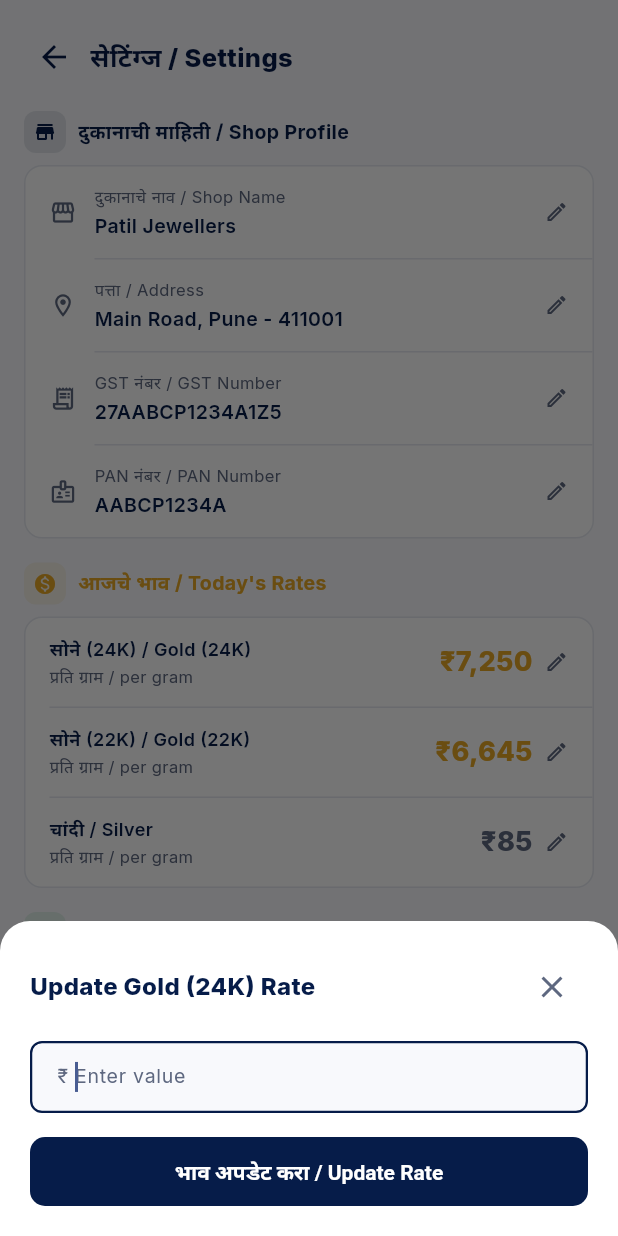
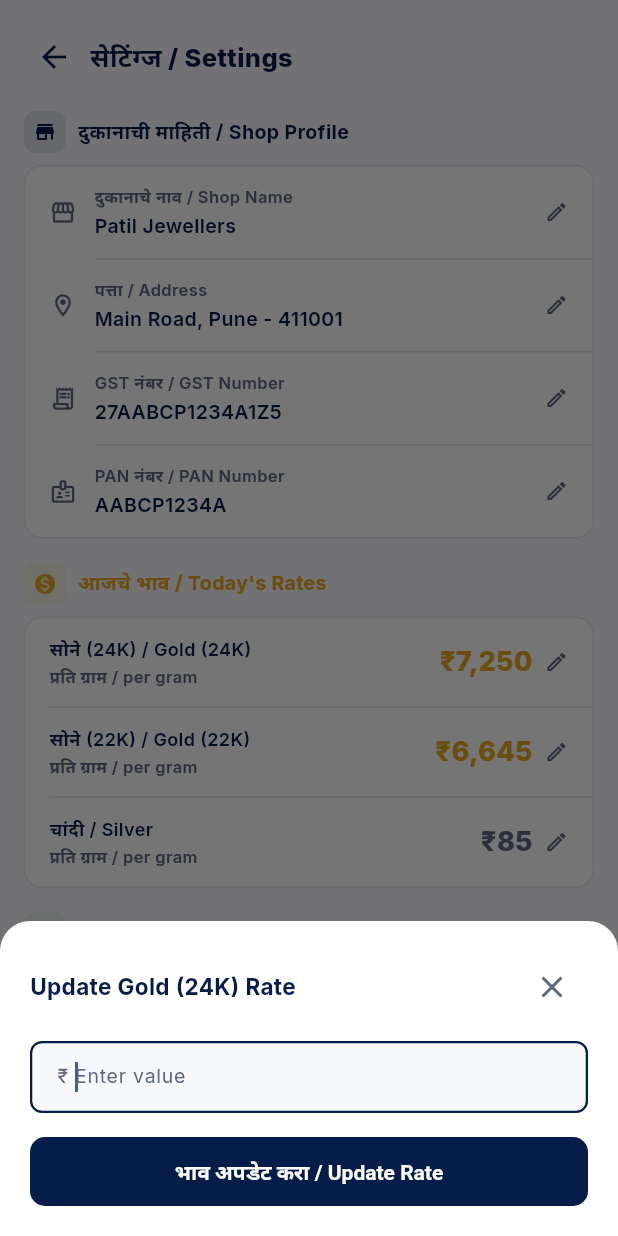
Before and after one commit to mgajapure/Jewellery-ERP, a Flutter app: the SettingsDashboardPage screen opened by its route, after a tap on an icon or button, on a phone screen of 412 x 824 dp. Run offline on Flutter 3.47's test engine with Material 3 defaults, Android fonts, the phone set to English and light mode, and no system bars; our stand-ins replace cached_network_image, dio, equatable, flutter_bloc, flutter_secure_storage, get_it and 7 more; missing offline and left inert: mobile_scanner; accounts and stored records are empty; network calls fail.

Commit message:
refactor: apply AppTextStyles and AppColors across 6 main screens
Replaced all hardcoded TextStyle(fontSize: X) and Color(0xFF...) values
with AppTextStyles and AppColors constants for consistent typography:
- staff_dashboard_page: statLarge, bodyLarge/Small, labelLarge + AppColors
- settings_dashboard_page: bodyMedium, labelLarge, statMedium + AppColors
- dashboard_page: screenTitle, sectionTitle, bodyLarge/Medium/Small, statLarge
- girvi_list_page: screenTitle, bodyLarge/Medium/Small, labelLarge
- customer_list_page: screenTitle, bodyLarge/Medium/Small, labelLarge
- more_page: screenTitle, bodyLarge/Small + AppColors

Feature-specific one-off colors (shadows, status badges, rate indicators)
kept as raw Color values since they are not part of the brand palette.

Co-Authored-By: Claude Sonnet 4.6 <noreply@anthropic.com>
Claude-Session: https://claude.ai/code/session_017AfoR36DvYnMqWnNKQGGxi

```diff
--- a/lib/src/features/settings/pages/settings_dashboard_page.dart
+++ b/lib/src/features/settings/pages/settings_dashboard_page.dart
@@ -1,6 +1,8 @@
 import 'package:flutter/material.dart';
 import 'package:go_router/go_router.dart';
 
+import '../../../core/theme/app_colors.dart';
+import '../../../core/theme/app_text_styles.dart';
 import '../../../core/widgets/app_header.dart';
 import '../theme/settings_colors.dart';
 
@@ -75,14 +77,14 @@ class _SettingsDashboardPageState extends State<SettingsDashboardPage> {
                     icon: Icons.monetization_on_rounded,
                     titleMr: 'आजचे भाव',
                     titleEn: 'Today\'s Rates',
-                    color: const Color(0xFFE7A726),
+                    color: AppColors.gold,
                     children: [
                       _RateTile(
                         labelMr: 'सोने (24K)',
                         labelEn: 'Gold (24K)',
                         value: '₹7,250',
                         unit: 'प्रति ग्राम / per gram',
-                        color: const Color(0xFFE7A726),
+                        color: AppColors.gold,
                         onTap: () => _editRate(context, 'Gold (24K) Rate'),
                       ),
                       _RateTile(
@@ -90,7 +92,7 @@ class _SettingsDashboardPageState extends State<SettingsDashboardPage> {
                         labelEn: 'Gold (22K)',
                         value: '₹6,645',
                         unit: 'प्रति ग्राम / per gram',
-                        color: const Color(0xFFE7A726),
+                        color: AppColors.gold,
                         onTap: () => _editRate(context, 'Gold (22K) Rate'),
                       ),
                       _RateTile(
@@ -98,7 +100,7 @@ class _SettingsDashboardPageState extends State<SettingsDashboardPage> {
                         labelEn: 'Silver',
                         value: '₹85',
                         unit: 'प्रति ग्राम / per gram',
-                        color: const Color(0xFF5E6880),
+                        color: AppColors.muted,
                         onTap: () => _editRate(context, 'Silver Rate'),
                         isLast: true,
                       ),
@@ -109,14 +111,14 @@ class _SettingsDashboardPageState extends State<SettingsDashboardPage> {
                     icon: Icons.percent_rounded,
                     titleMr: 'व्याजदर',
                     titleEn: 'Interest Rates',
-                    color: const Color(0xFF07934A),
+                    color: AppColors.green,
                     children: [
                       _RateTile(
                         labelMr: 'गिर्‍वी व्याज (मासिक)',
                         labelEn: 'Girvi Interest (monthly)',
                         value: '1.5%',
                         unit: 'प्रति महिना / per month',
-                        color: const Color(0xFF07934A),
+                        color: AppColors.green,
                         onTap: () => _editRate(context, 'Girvi Interest Rate'),
                       ),
                       _RateTile(
@@ -124,7 +126,7 @@ class _SettingsDashboardPageState extends State<SettingsDashboardPage> {
                         labelEn: 'Penal Interest',
                         value: '2.0%',
                         unit: 'प्रति महिना / per month',
-                        color: const Color(0xFFE21B2D),
+                        color: AppColors.red,
                         onTap: () => _editRate(context, 'Penal Interest Rate'),
                         isLast: true,
                       ),
@@ -198,7 +200,7 @@ class _SettingsDashboardPageState extends State<SettingsDashboardPage> {
                     icon: Icons.security_rounded,
                     titleMr: 'सुरक्षा',
                     titleEn: 'Security',
-                    color: const Color(0xFFE21B2D),
+                    color: AppColors.red,
                     children: [
                       _ToggleTile(
                         labelMr: 'बायोमेट्रिक लॉक',
@@ -319,8 +321,7 @@ class _Section extends StatelessWidget {
               const SizedBox(width: 8),
               Text(
                 '$titleMr / $titleEn',
-                style: TextStyle(
-                  fontSize: 13,
+                style: AppTextStyles.bodyMedium.copyWith(
                   fontWeight: FontWeight.w700,
                   color: color,
                 ),
@@ -373,14 +374,12 @@ class _InfoTile extends StatelessWidget {
                     crossAxisAlignment: CrossAxisAlignment.start,
                     children: [
                       Text(label,
-                          style: const TextStyle(
-                              fontSize: 11, color: SettingsColors.muted)),
+                          style: AppTextStyles.labelLarge),
                       const SizedBox(height: 2),
                       Text(value,
-                          style: const TextStyle(
-                              fontSize: 13,
+                          style: AppTextStyles.bodyMedium.copyWith(
                               fontWeight: FontWeight.w600,
-                              color: SettingsColors.navy)),
+                              color: AppColors.navy)),
                     ],
                   ),
                 ),
@@ -429,22 +428,17 @@ class _RateTile extends StatelessWidget {
                     crossAxisAlignment: CrossAxisAlignment.start,
                     children: [
                       Text('$labelMr / $labelEn',
-                          style: const TextStyle(
-                              fontSize: 12,
+                          style: AppTextStyles.bodySmall.copyWith(
                               fontWeight: FontWeight.w600,
-                              color: SettingsColors.navy)),
+                              color: AppColors.navy)),
                       const SizedBox(height: 2),
                       Text(unit,
-                          style: const TextStyle(
-                              fontSize: 11, color: SettingsColors.muted)),
+                          style: AppTextStyles.labelLarge),
                     ],
                   ),
                 ),
                 Text(value,
-                    style: TextStyle(
-                        fontSize: 18,
-                        fontWeight: FontWeight.w800,
-                        color: color)),
+                    style: AppTextStyles.statMedium.copyWith(color: color)),
                 const SizedBox(width: 8),
                 const Icon(Icons.edit_outlined,
                     size: 16, color: SettingsColors.muted),
@@ -487,10 +481,9 @@ class _ToggleTile extends StatelessWidget {
               const SizedBox(width: 12),
               Expanded(
                 child: Text('$labelMr\n$labelEn',
-                    style: const TextStyle(
-                        fontSize: 12,
+                    style: AppTextStyles.bodySmall.copyWith(
                         fontWeight: FontWeight.w600,
-                        color: SettingsColors.navy,
+                        color: AppColors.navy,
                         height: 1.4)),
               ),
               Switch.adaptive(
@@ -536,10 +529,9 @@ class _ActionTile extends StatelessWidget {
                 const SizedBox(width: 12),
                 Expanded(
                   child: Text('$labelMr / $labelEn',
-                      style: const TextStyle(
-                          fontSize: 13,
+                      style: AppTextStyles.bodyMedium.copyWith(
                           fontWeight: FontWeight.w600,
-                          color: SettingsColors.navy)),
+                          color: AppColors.navy)),
                 ),
                 const Icon(Icons.chevron_right,
                     size: 18, color: SettingsColors.muted),
@@ -586,16 +578,12 @@ class _LangOption extends StatelessWidget {
           child: Column(
             children: [
               Text(label,
-                  style: TextStyle(
-                      fontSize: 15,
+                  style: AppTextStyles.sectionTitle.copyWith(
                       fontWeight: FontWeight.w800,
-                      color: selected ? Colors.white : SettingsColors.navy)),
+                      color: selected ? Colors.white : AppColors.navy)),
               Text(sublabel,
-                  style: TextStyle(
-                      fontSize: 11,
-                      color: selected
-                          ? Colors.white70
-                          : SettingsColors.muted)),
+                  style: AppTextStyles.labelLarge.copyWith(
+                      color: selected ? Colors.white70 : AppColors.muted)),
             ],
           ),
         ),
@@ -612,12 +600,12 @@ class _LogoutButton extends StatelessWidget {
       height: 46,
       child: OutlinedButton.icon(
         icon: const Icon(Icons.logout_rounded,
-            color: Color(0xFFE21B2D), size: 18),
+            color: AppColors.red, size: 18),
         label: const Text('लॉग आउट / Log Out',
             style: TextStyle(
-                color: Color(0xFFE21B2D), fontWeight: FontWeight.w700)),
+                color: AppColors.red, fontWeight: FontWeight.w700)),
         style: OutlinedButton.styleFrom(
-          side: const BorderSide(color: Color(0xFFE21B2D)),
+          side: const BorderSide(color: AppColors.red),
           shape:
               RoundedRectangleBorder(borderRadius: BorderRadius.circular(10)),
         ),
@@ -643,10 +631,7 @@ class _EditFieldSheet extends StatelessWidget {
           Row(
             children: [
               Text('Edit $field',
-                  style: const TextStyle(
-                      fontSize: 16,
-                      fontWeight: FontWeight.w800,
-                      color: SettingsColors.navy)),
+                  style: AppTextStyles.sectionTitle),
               const Spacer(),
               IconButton(
                 onPressed: () => context.pop(),
@@ -711,10 +696,7 @@ class _EditRateSheet extends StatelessWidget {
           Row(
             children: [
               Text('Update $label',
-                  style: const TextStyle(
-                      fontSize: 16,
-                      fontWeight: FontWeight.w800,
-                      color: SettingsColors.navy)),
+                  style: AppTextStyles.sectionTitle),
               const Spacer(),
               IconButton(
                 onPressed: () => context.pop(),
```
Also changed, not shown: lib/src/features/customer/pages/customer_list_page.dart (+18 -38 lines), lib/src/features/dashboard/dashboard_page.dart (+43 -80 lines), lib/src/features/girvi/pages/girvi_list_page.dart (+11 -18 lines), lib/src/features/more/pages/more_page.dart (+9 -15 lines), lib/src/features/staff/pages/staff_dashboard_page.dart (+32 -50 lines).
